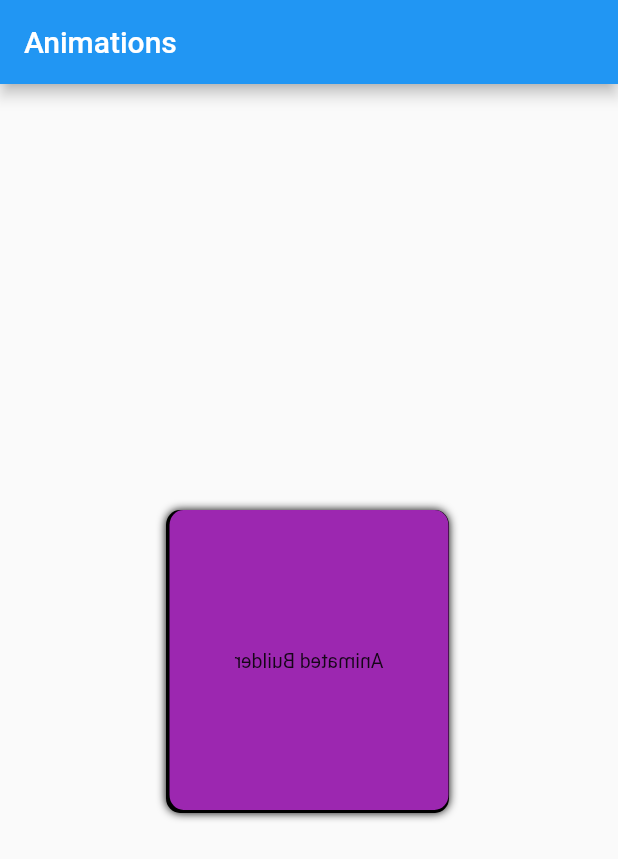
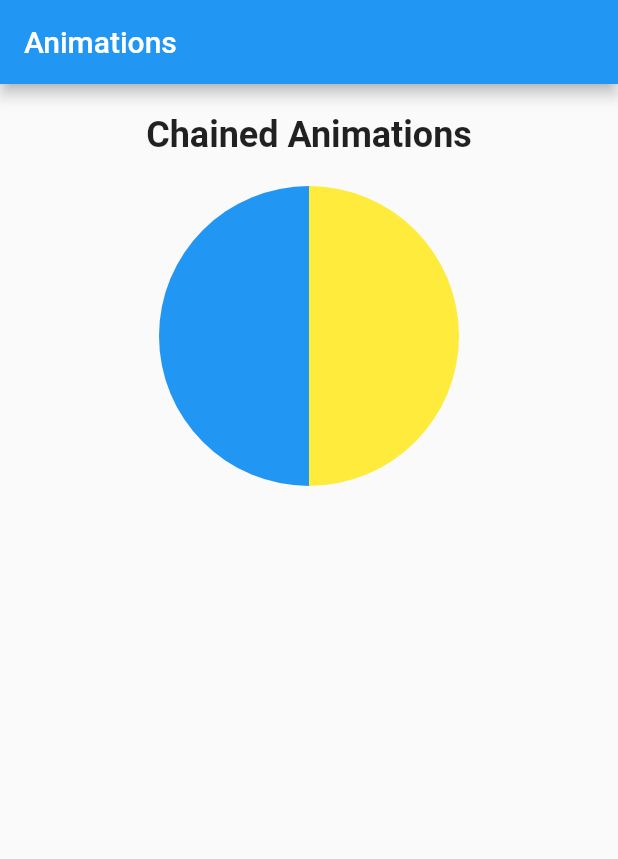
Before and after one commit to alxayeed/flutter-animation-graphics, a Flutter app: the screen it shows after launch, on a phone screen of 412 x 824 dp. Shown: the top 859 px of the screen. Run offline on Flutter 3.47's test engine with Material 2 defaults, Android fonts, the phone set to English and light mode, and no system bars.

Commit message:
Add: circle created with clipper

```diff
--- a/lib/main.dart
+++ b/lib/main.dart
@@ -1,4 +1,5 @@
 import 'package:animation_graphics/screens/animated_builder.dart';
+import 'package:animation_graphics/screens/chained_animation_screen.dart';
 import 'package:flutter/material.dart';
 import 'dart:math' show pi;
 //TODO: show?
@@ -18,7 +19,7 @@
         appBar: AppBar(
           title: const Text("Animations"),
         ),
-        body: const AnimatedBuilderScreen(),
+        body: const ChainedAnimationScreen(),
       ),
     );
   }
--- /dev/null
+++ b/lib/screens/chained_animation_screen.dart
@@ -0,0 +1,96 @@
+import 'package:flutter/material.dart';
+
+
+enum CircleSide {left, right}
+
+extension ToPath on CircleSide{
+  Path toPath(Size size){
+    final path = Path();
+
+    late Offset offset;
+    late bool clockWise;
+
+    switch(this){
+      case CircleSide.left:
+        path.moveTo(size.width, 0);
+        offset = Offset(size.width, size.height);
+        clockWise = false;
+        break;
+      case CircleSide.right:
+        offset = Offset(0, size.height);
+        clockWise = true;
+        break;
+    }
+
+    path.arcToPoint(
+      offset,
+      radius: Radius.elliptical(size.width / 2, size.height / 2),
+      clockwise: clockWise
+    );
+
+    path.close();
+    return path;
+  }
+}
+
+class HalfCircleClipper extends CustomClipper<Path>{
+  final CircleSide circleSide;
+
+  HalfCircleClipper({required this.circleSide});
+
+  @override
+  Path getClip(Size size) => circleSide.toPath(size);
+
+  @override
+  bool shouldReclip(covariant CustomClipper<Path> oldClipper) => true;
+}
+
+
+class ChainedAnimationScreen extends StatelessWidget {
+  const ChainedAnimationScreen({Key? key}) : super(key: key);
+
+  @override
+  Widget build(BuildContext context) {
+    return Column(
+      mainAxisAlignment: MainAxisAlignment.start,
+      children: [
+        const SizedBox(height: 20.0),
+        const Center(
+          child: Text(
+            'Chained Animations',
+            style: TextStyle(
+              fontSize: 24.0,
+              fontWeight: FontWeight.bold,
+            ),
+          ),
+        ),
+        const SizedBox(height: 20.0),
+        Row(
+          mainAxisAlignment: MainAxisAlignment.center,
+          children: [
+            ClipPath(
+              clipper: HalfCircleClipper(circleSide: CircleSide.left),
+              child: Container(
+                height: 200,
+                width: 200,
+                decoration: const BoxDecoration(
+                  color: Colors.blue
+                ),
+              ),
+            ),
+            ClipPath(
+              clipper: HalfCircleClipper(circleSide: CircleSide.right),
+              child: Container(
+                height: 200,
+                width: 200,
+                decoration: const BoxDecoration(
+                    color: Colors.yellow
+                ),
+              ),
+            )
+          ],
+        )
+      ],
+    );
+  }
+}
```
